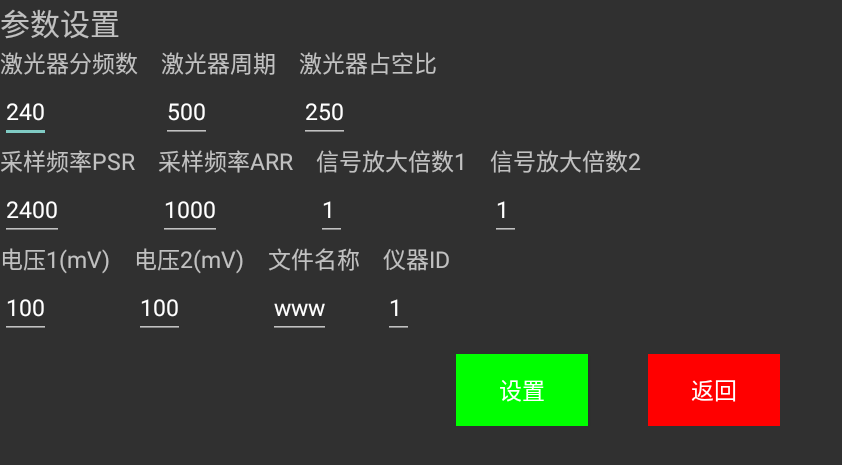
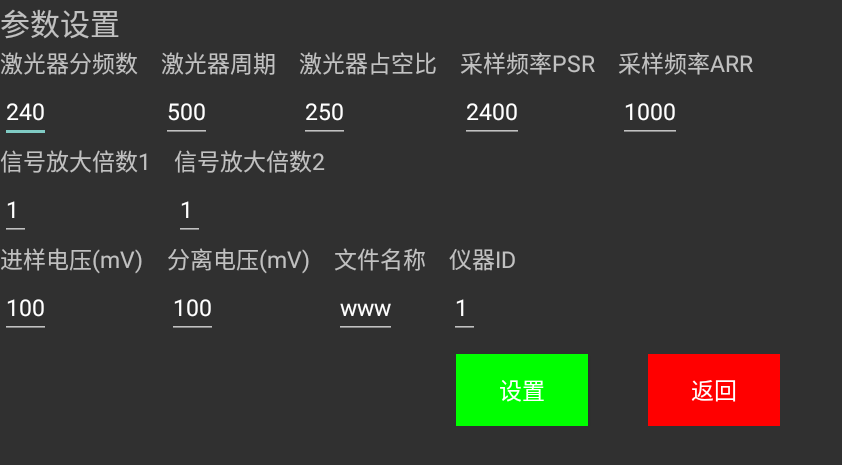
Before and after one commit to Elcherneske/CE-LIF-control-App, an Android app: the CELIFParameterActivity screen opened directly, with no data from a screen before it, on a phone screen of 824 x 412 dp (held sideways). Shown: the top 465 px of the screen, without its empty margins (0-842 px from the left). Run offline under Robolectric (Android 15) with nearby library versions, the phone set to English and light mode, and no system bars.

Commit message:
进样电压和分离电压自动设置

```diff
--- a/app/build.gradle
+++ b/app/build.gradle
@@ -14,6 +14,8 @@ android {
 
         testInstrumentationRunner "androidx.test.runner.AndroidJUnitRunner"
     }
+
+
 
     buildTypes {
         release {
@@ -32,6 +34,7 @@ dependencies {
     implementation 'androidx.appcompat:appcompat:1.3.0'
     implementation 'com.google.android.material:material:1.4.0'
     implementation 'androidx.constraintlayout:constraintlayout:2.0.4'
+    implementation fileTree(dir: './lib', include: ['*.aar', '*.jar'], exclude: [])
     testImplementation 'junit:junit:4.13.2'
     androidTestImplementation 'androidx.test.ext:junit:1.1.3'
     androidTestImplementation 'androidx.test.espresso:espresso-core:3.4.0'
--- a/app/src/main/java/com/example/myapplicationforprojectversion1/model/device/BlueToothCarConnection.java
+++ b/app/src/main/java/com/example/myapplicationforprojectversion1/model/device/car/BlueToothCarConnection.java
@@ -1,4 +1,4 @@
-package com.example.myapplicationforprojectversion1.model.device;
+package com.example.myapplicationforprojectversion1.model.device.car;
 
 import android.bluetooth.BluetoothAdapter;
 import android.bluetooth.BluetoothDevice;
--- a/app/src/main/java/com/example/myapplicationforprojectversion1/model/device/BlueToothCarConnectionUtil.java
+++ b/app/src/main/java/com/example/myapplicationforprojectversion1/model/device/car/BlueToothCarConnectionUtil.java
@@ -1,4 +1,4 @@
-package com.example.myapplicationforprojectversion1.model.device;
+package com.example.myapplicationforprojectversion1.model.device.car;
 
 public class BlueToothCarConnectionUtil {
     public final static String SERVICE_UUID = "0000ff26-0000-1000-8000-00805f9b34fb";
--- a/app/src/main/java/com/example/myapplicationforprojectversion1/model/device/CarConnection.java
+++ b/app/src/main/java/com/example/myapplicationforprojectversion1/model/device/car/CarConnection.java
@@ -1,4 +1,4 @@
-package com.example.myapplicationforprojectversion1.model.device;
+package com.example.myapplicationforprojectversion1.model.device.car;
 
 public interface CarConnection {
     void activate(int port, int mode);
--- a/app/src/main/java/com/example/myapplicationforprojectversion1/model/service/ServerConnection.java
+++ b/app/src/main/java/com/example/myapplicationforprojectversion1/model/server/ServerConnection.java
@@ -1,12 +1,9 @@
-package com.example.myapplicationforprojectversion1.model.service;
+package com.example.myapplicationforprojectversion1.model.server;
 
 import com.example.myapplicationforprojectversion1.model.model.ChartData;
 import com.example.myapplicationforprojectversion1.view.ParameterClass.ParameterGenerator;
 
-import java.io.BufferedReader;
-
 import java.io.BufferedWriter;
-import java.io.InputStreamReader;
 
 import java.io.OutputStreamWriter;
 import java.io.PrintWriter;
--- a/app/src/main/java/com/example/myapplicationforprojectversion1/model/service/ServiceConnection.java
+++ b/app/src/main/java/com/example/myapplicationforprojectversion1/model/server/ServiceConnection.java
@@ -1,4 +1,4 @@
-package com.example.myapplicationforprojectversion1.model.service;
+package com.example.myapplicationforprojectversion1.model.server;
 
 import com.example.myapplicationforprojectversion1.model.model.ChartData;
 
--- a/app/src/main/java/com/example/myapplicationforprojectversion1/view/Activities/CELIF/generator/ConnectionActivity.java
+++ b/app/src/main/java/com/example/myapplicationforprojectversion1/view/Activities/CELIF/generator/ConnectionActivity.java
@@ -14,9 +14,8 @@ import android.widget.Toast;
 import androidx.appcompat.app.AppCompatActivity;
 
 import com.example.myapplicationforprojectversion1.R;
-import com.example.myapplicationforprojectversion1.model.device.BlueToothCarConnection;
 import com.example.myapplicationforprojectversion1.model.device.BlueToothServiceConnection;
-import com.example.myapplicationforprojectversion1.model.service.ServerConnection;
+import com.example.myapplicationforprojectversion1.model.server.ServerConnection;
 
 public class ConnectionActivity extends AppCompatActivity {
     private EditText deviceName;
--- a/app/src/main/res/layout/acticity_generator.xml
+++ b/app/src/main/res/layout/acticity_generator.xml
@@ -2,6 +2,7 @@
 <LinearLayout xmlns:android="http://schemas.android.com/apk/res/android"
     android:layout_width="match_parent"
     android:layout_height="match_parent"
+    android:background="#FFFFFF"
     android:orientation="vertical">
     <LinearLayout
         android:layout_width="wrap_content"
--- a/app/src/main/res/layout/activity_parameter.xml
+++ b/app/src/main/res/layout/activity_parameter.xml
@@ -16,34 +16,30 @@
         <TextView
             android:layout_width="wrap_content"
             android:layout_height="wrap_content"
-            android:textSize="20sp"
-            android:text="参数设置">
-        </TextView>
-
-
-
-
-
+            android:text="参数设置"
+            android:textSize="20sp"></TextView>
 
 
         <LinearLayout
             android:layout_width="wrap_content"
             android:layout_height="wrap_content"
             android:orientation="horizontal">
+
             <LinearLayout
                 android:layout_width="wrap_content"
                 android:layout_height="wrap_content"
                 android:orientation="vertical">
+
                 <TextView
                     android:layout_width="wrap_content"
                     android:layout_height="wrap_content"
-                    android:textSize="15sp"
-                    android:text="激光器分频数">
-                </TextView>
+                    android:text="激光器分频数"
+                    android:textSize="15sp"></TextView>
+
                 <EditText
+                    android:id="@+id/laserDivisorText"
                     android:layout_width="wrap_content"
                     android:layout_height="wrap_content"
-                    android:id="@+id/laserDivisorText"
                     android:inputType="number"
                     android:textSize="15sp">
 
@@ -55,16 +51,17 @@
                 android:layout_height="wrap_content"
                 android:layout_marginLeft="15dp"
                 android:orientation="vertical">
+
                 <TextView
                     android:layout_width="wrap_content"
                     android:layout_height="wrap_content"
-                    android:textSize="15sp"
-                    android:text="激光器周期">
-                </TextView>
+                    android:text="激光器周期"
+                    android:textSize="15sp"></TextView>
+
                 <EditText
+                    android:id="@+id/laserPeriodText"
                     android:layout_width="wrap_content"
                     android:layout_height="wrap_content"
-                    android:id="@+id/laserPeriodText"
                     android:inputType="number"
                     android:textSize="15sp">
 
@@ -76,71 +73,17 @@
                 android:layout_height="wrap_content"
                 android:layout_marginLeft="15dp"
                 android:orientation="vertical">
+
                 <TextView
                     android:layout_width="wrap_content"
                     android:layout_height="wrap_content"
-                    android:textSize="15sp"
-                    android:text="激光器占空比">
-                </TextView>
+                    android:text="激光器占空比"
+                    android:textSize="15sp"></TextView>
+
                 <EditText
+                    android:id="@+id/laserDutyText"
                     android:layout_width="wrap_content"
                     android:layout_height="wrap_content"
-                    android:id="@+id/laserDutyText"
-                    android:inputType="number"
-                    android:textSize="15sp">
-
-                </EditText>
-            </LinearLayout>
-        </LinearLayout>
-
-
-
-
-
-
-
-
-
-
-
-        <LinearLayout
-            android:layout_width="wrap_content"
-            android:layout_height="wrap_content"
-            android:orientation="horizontal">
-            <LinearLayout
-                android:layout_width="wrap_content"
-                android:layout_height="wrap_content"
-                android:orientation="vertical">
-                <TextView
-                    android:layout_width="wrap_content"
-                    android:layout_height="wrap_content"
-                    android:textSize="15sp"
-                    android:text="采样频率PSR">
-                </TextView>
-                <EditText
-                    android:layout_width="wrap_content"
-                    android:layout_height="wrap_content"
-                    android:id="@+id/samplingFrequency_PSR_Text"
-                    android:inputType="number"
-                    android:textSize="15sp">
-                </EditText>
-            </LinearLayout>
-
-            <LinearLayout
-                android:layout_width="wrap_content"
-                android:layout_height="wrap_content"
-                android:layout_marginLeft="15dp"
-                android:orientation="vertical">
-                <TextView
-                    android:layout_width="wrap_content"
-                    android:layout_height="wrap_content"
-                    android:textSize="15sp"
-                    android:text="采样频率ARR">
-                </TextView>
-                <EditText
-                    android:layout_width="wrap_content"
-                    android:layout_height="wrap_content"
-                    android:id="@+id/samplingFrequency_ARR_Text"
                     android:inputType="number"
                     android:textSize="15sp">
 
@@ -152,19 +95,19 @@
                 android:layout_height="wrap_content"
                 android:layout_marginLeft="15dp"
                 android:orientation="vertical">
+
                 <TextView
                     android:layout_width="wrap_content"
                     android:layout_height="wrap_content"
-                    android:textSize="15sp"
-                    android:text="信号放大倍数1">
-                </TextView>
+                    android:text="采样频率PSR"
+                    android:textSize="15sp"></TextView>
+
                 <EditText
+                    android:id="@+id/samplingFrequency_PSR_Text"
                     android:layout_width="wrap_content"
                     android:layout_height="wrap_content"
-                    android:id="@+id/magnify_2_Text"
                     android:inputType="number"
-                    android:textSize="15sp">
-                </EditText>
+                    android:textSize="15sp"></EditText>
             </LinearLayout>
 
             <LinearLayout
@@ -172,52 +115,92 @@
                 android:layout_height="wrap_content"
                 android:layout_marginLeft="15dp"
                 android:orientation="vertical">
+
                 <TextView
                     android:layout_width="wrap_content"
                     android:layout_height="wrap_content"
-                    android:textSize="15sp"
-                    android:text="信号放大倍数2">
-                </TextView>
+                    android:text="采样频率ARR"
+                    android:textSize="15sp"></TextView>
+
                 <EditText
+                    android:id="@+id/samplingFrequency_ARR_Text"
                     android:layout_width="wrap_content"
                     android:layout_height="wrap_content"
-                    android:id="@+id/magnify_1_Text"
                     android:inputType="number"
                     android:textSize="15sp">
+
                 </EditText>
             </LinearLayout>
         </LinearLayout>
-
-
-
-
-
-
-
-
-
-
 
 
         <LinearLayout
             android:layout_width="wrap_content"
             android:layout_height="wrap_content"
             android:orientation="horizontal">
+
+            <LinearLayout
+                android:layout_width="wrap_content"
+                android:layout_height="wrap_content"
+                android:orientation="vertical">
+
+                <TextView
+                    android:layout_width="wrap_content"
+                    android:layout_height="wrap_content"
+                    android:text="信号放大倍数1"
+                    android:textSize="15sp"></TextView>
+
+                <EditText
+                    android:id="@+id/magnify_2_Text"
+                    android:layout_width="wrap_content"
+                    android:layout_height="wrap_content"
+                    android:inputType="number"
+                    android:textSize="15sp"></EditText>
+            </LinearLayout>
+
+            <LinearLayout
+                android:layout_width="wrap_content"
+                android:layout_height="wrap_content"
+                android:layout_marginLeft="15dp"
+                android:orientation="vertical">
+
+                <TextView
+                    android:layout_width="wrap_content"
+                    android:layout_height="wrap_content"
+                    android:text="信号放大倍数2"
+                    android:textSize="15sp"></TextView>
+
+                <EditText
+                    android:id="@+id/magnify_1_Text"
+                    android:layout_width="wrap_content"
+                    android:layout_height="wrap_content"
+                    android:inputType="number"
+                    android:textSize="15sp"></EditText>
+            </LinearLayout>
+        </LinearLayout>
+
+
+        <LinearLayout
+            android:layout_width="wrap_content"
+            android:layout_height="wrap_content"
+            android:orientation="horizontal">
+
             <LinearLayout
                 android:layout_width="wrap_content"
                 android:layout_height="wrap_content"
 
                 android:orientation="vertical">
+
                 <TextView
                     android:layout_width="wrap_content"
                     android:layout_height="wrap_content"
-                    android:textSize="15sp"
-                    android:text="电压1(mV)">
-                </TextView>
+                    android:text="进样电压(mV)"
+                    android:textSize="15sp"></TextView>
+
                 <EditText
+                    android:id="@+id/voltage_1_Text"
                     android:layout_width="wrap_content"
                     android:layout_height="wrap_content"
-                    android:id="@+id/voltage_1_Text"
                     android:inputType="number"
                     android:textSize="15sp">
 
@@ -229,16 +212,17 @@
                 android:layout_height="wrap_content"
                 android:layout_marginLeft="15dp"
                 android:orientation="vertical">
+
                 <TextView
                     android:layout_width="wrap_content"
                     android:layout_height="wrap_content"
-                    android:textSize="15sp"
-                    android:text="电压2(mV)">
-                </TextView>
+                    android:text="分离电压(mV)"
+                    android:textSize="15sp"></TextView>
+
                 <EditText
+                    android:id="@+id/voltage_2_Text"
                     android:layout_width="wrap_content"
                     android:layout_height="wrap_content"
-                    android:id="@+id/voltage_2_Text"
                     android:textSize="15sp">
 
                 </EditText>
@@ -250,16 +234,17 @@
                 android:layout_height="wrap_content"
                 android:layout_marginLeft="15dp"
                 android:orientation="vertical">
+
                 <TextView
                     android:layout_width="wrap_content"
                     android:layout_height="wrap_content"
-                    android:textSize="15sp"
-                    android:text="文件名称">
-                </TextView>
+                    android:text="文件名称"
+                    android:textSize="15sp"></TextView>
+
                 <EditText
+                    android:id="@+id/nameText"
                     android:layout_width="wrap_content"
                     android:layout_height="wrap_content"
-                    android:id="@+id/nameText"
                     android:textSize="15sp">
 
                 </EditText>
@@ -270,16 +255,17 @@
                 android:layout_height="wrap_content"
                 android:layout_marginLeft="15dp"
                 android:orientation="vertical">
+
                 <TextView
                     android:layout_width="wrap_content"
                     android:layout_height="wrap_content"
-                    android:textSize="15sp"
-                    android:text="仪器ID">
-                </TextView>
+                    android:text="仪器ID"
+                    android:textSize="15sp"></TextView>
+
                 <EditText
+                    android:id="@+id/IDText"
                     android:layout_width="wrap_content"
                     android:layout_height="wrap_content"
-                    android:id="@+id/IDText"
                     android:textSize="15sp">
 
                 </EditText>
@@ -289,30 +275,29 @@
         </LinearLayout>
 
 
-
-
         <LinearLayout
             android:layout_width="wrap_content"
             android:layout_height="wrap_content"
+            android:layout_gravity="center"
             android:layout_marginTop="10dp"
-            android:layout_gravity="center"
             android:orientation="horizontal">
+
             <Button
+                android:id="@+id/setButton"
                 android:layout_width="wrap_content"
                 android:layout_height="wrap_content"
-                android:textSize="15sp"
                 android:text="设置"
-                android:id="@+id/setButton">
+                android:textSize="15sp">
 
             </Button>
+
             <Button
+                android:id="@+id/backButton"
                 android:layout_width="wrap_content"
                 android:layout_height="wrap_content"
-                android:textSize="15sp"
+                android:layout_marginLeft="40dp"
                 android:text="返回"
-                android:id="@+id/backButton"
-                android:layout_marginLeft="40dp">
-            </Button>
+                android:textSize="15sp"></Button>
         </LinearLayout>
 
 
```
Also changed, not shown: app/src/main/java/com/example/myapplicationforprojectversion1/model/model/DataContainer.java (+113 -34 lines), app/src/main/java/com/example/myapplicationforprojectversion1/model/model/ParameterContainer.java (+16 -1 lines), app/src/main/java/com/example/myapplicationforprojectversion1/presenter/DataPresenter.java (+4 -5 lines), app/src/main/java/com/example/myapplicationforprojectversion1/view/Activities/CELIF/CELIFParameterActivity.java (+17 -0 lines), app/src/main/java/com/example/myapplicationforprojectversion1/view/Activities/CELIF/CELIFShowActivity.java (+32 -2 lines), app/src/main/java/com/example/myapplicationforprojectversion1/view/ParameterClass/CELIFParameter.java (+14 -0 lines), app/src/main/java/com/example/myapplicationforprojectversion1/view/ParameterClass/ParameterGenerator.java (+16 -3 lines), app/src/main/res/layout/activity_connection.xml (+40 -53 lines), gradle/wrapper/gradle-wrapper.properties, 1 other file.
